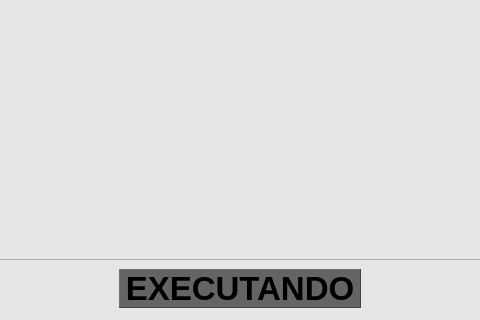
Before: the Qt Designer form local_pc/gui/riflewindow.ui in xBogas/ES-SACA, drawn with Qt 5; both pictures show x 362 to 842 and y 346 to 666 of the 1271 by 666 pixel window.
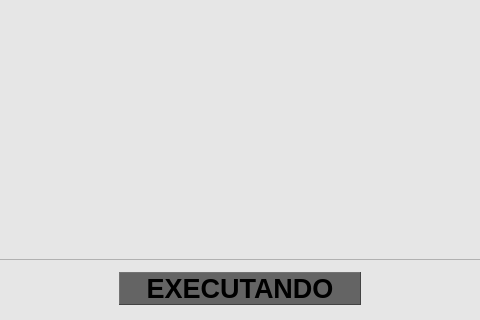
After: the same form once the commit is applied. Icons and pictures are not drawn.

The edit to the form file:
```diff
--- a/local_pc/gui/riflewindow.ui
+++ b/local_pc/gui/riflewindow.ui
@@ -164,7 +164,7 @@
         </property>
         <property name="font">
          <font>
-          <pointsize>25</pointsize>
+          <pointsize>20</pointsize>
           <bold>true</bold>
          </font>
         </property>
```
